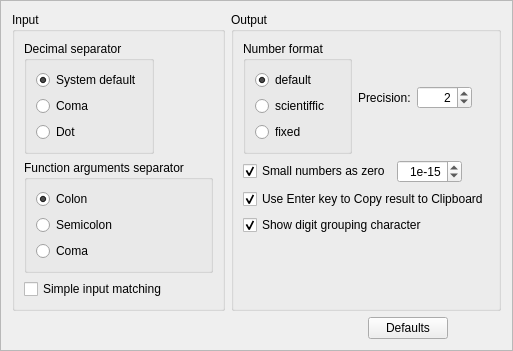
Above: ui/OptionsWidget.ui from jgeudens/MathyResurrected before the change. Below: the same form after it.
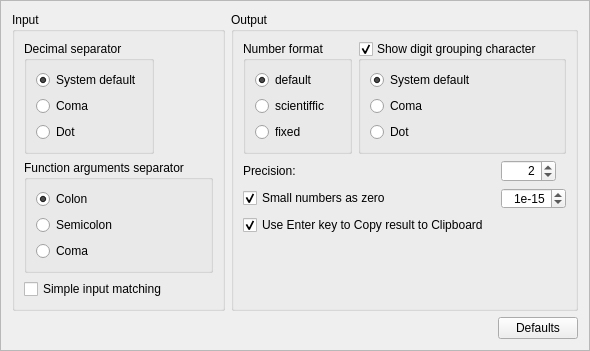
That is the form after the change.

The edit to the form file:
```diff
--- a/ui/OptionsWidget.ui
+++ b/ui/OptionsWidget.ui
@@ -7,8 +7,8 @@
    <rect>
     <x>0</x>
     <y>0</y>
-    <width>472</width>
-    <height>307</height>
+    <width>516</width>
+    <height>305</height>
    </rect>
   </property>
   <property name="windowTitle">
@@ -20,9 +20,16 @@
   <property name="frameShadow">
    <enum>QFrame::Raised</enum>
   </property>
-  <layout class="QFormLayout" name="formLayout_6">
-   <item row="0" column="0">
-    <layout class="QFormLayout" name="formLayout_5">
+  <layout class="QGridLayout" name="gridLayout_2">
+   <item row="1" column="1">
+    <widget class="QPushButton" name="pushButton_setDefaults">
+     <property name="text">
+      <string>Defaults</string>
+     </property>
+    </widget>
+   </item>
+   <item row="0" column="0" colspan="2">
+    <layout class="QFormLayout" name="formLayout_3">
      <item row="0" column="0">
       <widget class="QGroupBox" name="groupBox_4">
        <property name="title">
@@ -170,19 +177,14 @@
        <property name="title">
         <string>Output</string>
        </property>
-       <layout class="QFormLayout" name="formLayout_3">
+       <layout class="QFormLayout" name="formLayout_2">
         <item row="0" column="0">
-         <layout class="QHBoxLayout" name="horizontalLayout_4">
-          <item>
            <widget class="QGroupBox" name="groupBox">
             <property name="title">
              <string>Number format</string>
             </property>
-            <layout class="QFormLayout" name="formLayout_2">
-             <property name="fieldGrowthPolicy">
-              <enum>QFormLayout::AllNonFixedFieldsGrow</enum>
-             </property>
-             <item row="0" column="0">
+          <layout class="QVBoxLayout" name="verticalLayout">
+           <item>
               <widget class="QRadioButton" name="radioButton_outputDefault">
                <property name="toolTip">
                 <string>Automatically chose output number format, but don't output more than &quot;Precision&quot; decimals.</string>
@@ -201,7 +203,7 @@
                </property>
               </widget>
              </item>
-             <item row="1" column="0">
+           <item>
               <widget class="QRadioButton" name="radioButton_outputScientiffic">
                <property name="toolTip">
                 <string>Output is always scientific and has &quot;Precision&quot; number of decimals.</string>
@@ -217,7 +219,7 @@
                </property>
               </widget>
              </item>
-             <item row="2" column="0">
+           <item>
               <widget class="QRadioButton" name="radioButton_OutputFixed">
                <property name="toolTip">
                 <string>Output is always decimal and has &quot;Precision&quot; number of decimals.</string>
@@ -236,16 +238,64 @@
             </layout>
            </widget>
           </item>
+        <item row="0" column="1">
+         <widget class="QGroupBox" name="checkBox_ShowGrouping">
+          <property name="toolTip">
+           <string>Should thousand separator be shown in output.</string>
+          </property>
+          <property name="title">
+           <string>Show digit grouping character</string>
+          </property>
+          <property name="checkable">
+           <bool>true</bool>
+          </property>
+          <layout class="QVBoxLayout" name="verticalLayout_2">
           <item>
-           <layout class="QHBoxLayout" name="horizontalLayout_3">
+            <widget class="QRadioButton" name="radioButton_ThSepSys">
+             <property name="toolTip">
+              <string>Use system default thousand separator.</string>
+             </property>
+             <property name="text">
+              <string>System default</string>
+             </property>
+             <property name="checked">
+              <bool>true</bool>
+             </property>
+            </widget>
+           </item>
             <item>
+            <widget class="QRadioButton" name="radioButton_ThSepCom">
+             <property name="toolTip">
+              <string>Use ',' thousand separator.</string>
+             </property>
+             <property name="text">
+              <string>Coma</string>
+             </property>
+            </widget>
+           </item>
+           <item>
+            <widget class="QRadioButton" name="radioButton_ThSepDot">
+             <property name="toolTip">
+              <string>Use '.' as thousand separator.</string>
+             </property>
+             <property name="text">
+              <string>Dot</string>
+             </property>
+            </widget>
+           </item>
+          </layout>
+         </widget>
+        </item>
+        <item row="1" column="0" colspan="2">
+         <layout class="QGridLayout" name="gridLayout">
+          <item row="0" column="0">
              <widget class="QLabel" name="label">
               <property name="text">
                <string>Precision:</string>
               </property>
              </widget>
             </item>
-            <item>
+          <item row="0" column="1">
              <widget class="QSpinBox" name="spinBox_OutputPrecision">
               <property name="sizePolicy">
                <sizepolicy hsizetype="Fixed" vsizetype="Fixed">
@@ -288,13 +338,7 @@
               </property>
              </widget>
             </item>
-           </layout>
-          </item>
-         </layout>
-        </item>
         <item row="1" column="0">
-         <layout class="QHBoxLayout" name="horizontalLayout_2">
-          <item>
            <widget class="QCheckBox" name="checkBox_ZeroTreshold">
             <property name="toolTip">
              <string>Enable or disable diplaying small enough numbers as zero.</string>
@@ -307,7 +351,7 @@
             </property>
            </widget>
           </item>
-          <item>
+          <item row="1" column="1">
            <widget class="QSpinBox" name="spinBox_zeroTreshold">
             <property name="minimumSize">
              <size>
@@ -341,9 +385,7 @@
             </property>
            </widget>
           </item>
-         </layout>
-        </item>
-        <item row="2" column="0">
+          <item row="2" column="0" colspan="2">
          <widget class="QCheckBox" name="checkBox_UseEnterKey">
           <property name="toolTip">
            <string>If this option is enabled, pressing enter key will copy calculation result to clipboard.</string>
@@ -362,24 +404,7 @@
           </property>
          </widget>
         </item>
-        <item row="3" column="0">
-         <widget class="QCheckBox" name="checkBox_ShowGrouping">
-          <property name="toolTip">
-           <string>Show digit grouping character in output?</string>
-          </property>
-          <property name="statusTip">
-           <string>Show digit grouping character in output?</string>
-          </property>
-          <property name="whatsThis">
-           <string>Show digit grouping character in output?</string>
-          </property>
-          <property name="text">
-           <string>Show digit grouping character</string>
-          </property>
-          <property name="checked">
-           <bool>true</bool>
-          </property>
-         </widget>
+         </layout>
         </item>
        </layout>
        <zorder>layoutWidget</zorder>
@@ -392,30 +417,22 @@
     </layout>
    </item>
    <item row="1" column="0">
-    <layout class="QHBoxLayout" name="horizontalLayout">
-     <item>
       <spacer name="horizontalSpacer">
        <property name="orientation">
         <enum>Qt::Horizontal</enum>
        </property>
        <property name="sizeHint" stdset="0">
         <size>
-         <width>356</width>
+       <width>412</width>
          <height>20</height>
         </size>
        </property>
       </spacer>
      </item>
-     <item>
-      <widget class="QPushButton" name="pushButton_setDefaults">
-       <property name="text">
-        <string>Defaults</string>
-       </property>
-      </widget>
-     </item>
-    </layout>
-   </item>
-  </layout>
+  </layout>
+  <zorder>pushButton_setDefaults</zorder>
+  <zorder></zorder>
+  <zorder>horizontalSpacer</zorder>
  </widget>
  <resources/>
  <connections>
```
Left out of the diff: 6 changed lines with no effect on the pictures. Lines whose indentation alone changed are shown as unchanged.
